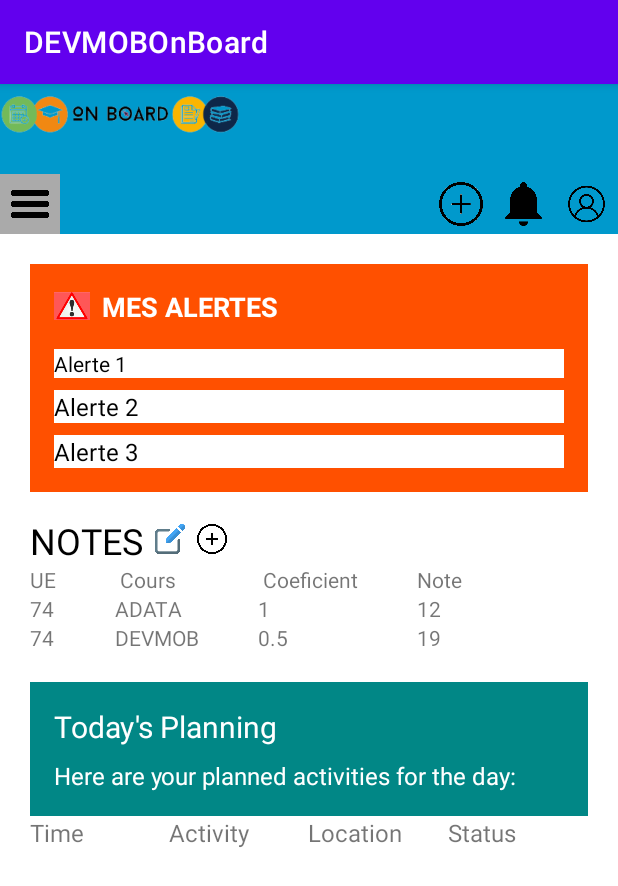
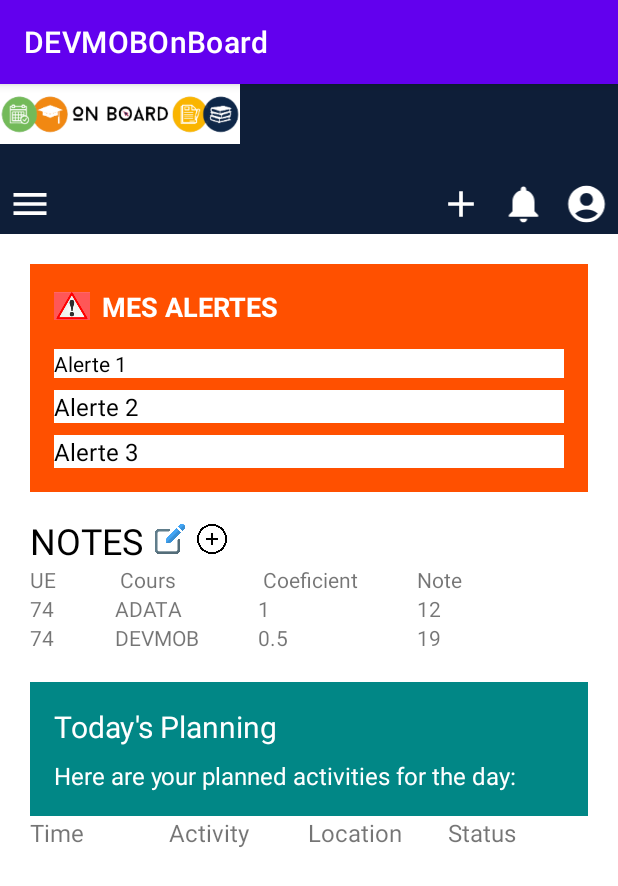
Before and after one commit to ECN-info-MEDEV/Mobile-development, an Android app: the HomeActivity screen opened directly, with no data from a screen before it, on a phone screen of 412 x 824 dp. Shown: the top 886 px of the screen. Run offline under Robolectric (Android 15) with nearby library versions, the phone set to English and light mode, and no system bars.

Commit message:
Modification navbar

```diff
--- /dev/null
+++ b/app/src/main/res/drawable/baseline_account_circle_24.xml
@@ -0,0 +1,5 @@
+<vector android:height="24dp" android:tint="#FFFFFF"
+    android:viewportHeight="24" android:viewportWidth="24"
+    android:width="24dp" xmlns:android="http://schemas.android.com/apk/res/android">
+    <path android:fillColor="@android:color/white" android:pathData="M12,2C6.48,2 2,6.48 2,12s4.48,10 10,10s10,-4.48 10,-10S17.52,2 12,2zM12,6c1.93,0 3.5,1.57 3.5,3.5S13.93,13 12,13s-3.5,-1.57 -3.5,-3.5S10.07,6 12,6zM12,20c-2.03,0 -4.43,-0.82 -6.14,-2.88C7.55,15.8 9.68,15 12,15s4.45,0.8 6.14,2.12C16.43,19.18 14.03,20 12,20z"/>
+</vector>
--- /dev/null
+++ b/app/src/main/res/drawable/baseline_add_24.xml
@@ -0,0 +1,5 @@
+<vector android:height="24dp" android:tint="#FFFFFF"
+    android:viewportHeight="24" android:viewportWidth="24"
+    android:width="24dp" xmlns:android="http://schemas.android.com/apk/res/android">
+    <path android:fillColor="@android:color/white" android:pathData="M19,13h-6v6h-2v-6H5v-2h6V5h2v6h6v2z"/>
+</vector>
--- /dev/null
+++ b/app/src/main/res/drawable/baseline_menu_24.xml
@@ -0,0 +1,5 @@
+<vector android:height="24dp" android:tint="#FFFFFF"
+    android:viewportHeight="24" android:viewportWidth="24"
+    android:width="24dp" xmlns:android="http://schemas.android.com/apk/res/android">
+    <path android:fillColor="@android:color/white" android:pathData="M3,18h18v-2L3,16v2zM3,13h18v-2L3,11v2zM3,6v2h18L21,6L3,6z"/>
+</vector>
--- /dev/null
+++ b/app/src/main/res/drawable/baseline_notifications_24.xml
@@ -0,0 +1,5 @@
+<vector android:height="24dp" android:tint="#FFFFFF"
+    android:viewportHeight="24" android:viewportWidth="24"
+    android:width="24dp" xmlns:android="http://schemas.android.com/apk/res/android">
+    <path android:fillColor="@android:color/white" android:pathData="M12,22c1.1,0 2,-0.9 2,-2h-4c0,1.1 0.89,2 2,2zM18,16v-5c0,-3.07 -1.64,-5.64 -4.5,-6.32L13.5,4c0,-0.83 -0.67,-1.5 -1.5,-1.5s-1.5,0.67 -1.5,1.5v0.68C7.63,5.36 6,7.92 6,11v5l-2,2v1h16v-1l-2,-2z"/>
+</vector>
--- a/app/src/main/res/layout/activity_home.xml
+++ b/app/src/main/res/layout/activity_home.xml
@@ -10,7 +10,7 @@
         android:layout_width="match_parent"
         android:layout_height="wrap_content"
         android:layout_alignParentTop="true"
-        android:background="@android:color/holo_blue_dark"
+        android:background="@color/ecn_color"
         android:orientation="horizontal"
         android:paddingTop="0dp">
 
@@ -19,7 +19,7 @@
             android:layout_width="160dp"
             android:layout_height="40dp"
             android:layout_marginBottom="60dp"
-            android:background="@android:color/transparent"
+            android:background="@android:color/white"
             android:contentDescription="@string/reload"
             android:padding="0dp"
             android:paddingStart="0dp"
@@ -38,11 +38,11 @@
             android:layout_gravity="bottom|start"
             android:layout_marginLeft="-160dp"
             android:layout_weight="0"
-            android:background="@android:color/darker_gray"
+            android:background="@android:color/transparent"
             android:contentDescription="@string/toggle_menu_button"
             android:padding="5dp"
             android:scaleType="fitCenter"
-            app:srcCompat="@drawable/menu" />
+            app:srcCompat="@drawable/baseline_menu_24" />
 
         <Space
             android:layout_width="245dp"
@@ -59,7 +59,7 @@
             android:padding="5dp"
 
             android:scaleType="fitCenter"
-            app:srcCompat="@drawable/plus" />
+            app:srcCompat="@drawable/baseline_add_24" />
 
         <ImageButton
             android:id="@+id/notif"
@@ -70,7 +70,7 @@
             android:background="@android:color/transparent"
             android:padding="5dp"
             android:scaleType="fitCenter"
-            app:srcCompat="@drawable/notif" />
+            app:srcCompat="@drawable/baseline_notifications_24" />
 
         <ImageButton
             android:id="@+id/profile_button"
@@ -82,7 +82,7 @@
             android:contentDescription="@string/profile_button"
             android:padding="5dp"
             android:scaleType="fitCenter"
-            app:srcCompat="@drawable/profile" />
+            app:srcCompat="@drawable/baseline_account_circle_24" />
 
     </LinearLayout>
 
--- a/app/src/main/res/values/colors.xml
+++ b/app/src/main/res/values/colors.xml
@@ -8,4 +8,5 @@
     <color name="black">#FF000000</color>
     <color name="white">#FFFFFFFF</color>
     <color name="red">#ff5000</color>
+    <color name="ecn_color">#0E1E38</color>
 </resources>
```
